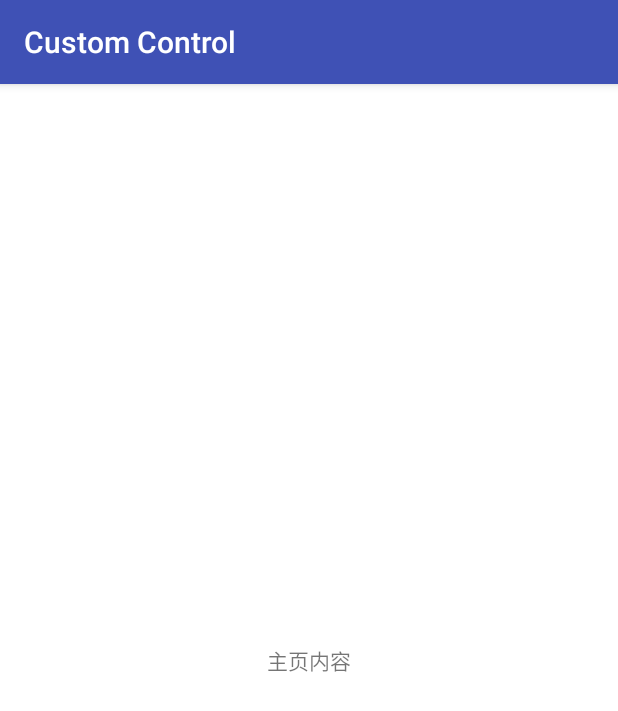
After one commit to xuchengpu/CustomControl, an Android app: the KuGouActivity screen opened directly, with no data from a screen before it, on a phone screen of 412 x 824 dp. The commit adds this screen. Shown: the top 711 px of the screen. Run offline under Robolectric (Android 15) with nearby library versions, the light colour scheme and no system bars.

Commit message:
仿酷狗音乐界面

```diff
--- a/app/src/main/AndroidManifest.xml
+++ b/app/src/main/AndroidManifest.xml
@@ -24,7 +24,8 @@
         <activity android:name=".activitys.IndexActivity" />
         <activity android:name=".activitys.SudokuActivity" />
         <activity android:name=".activitys.FlowlayoutActivity" />
-        <activity android:name=".activitys.TouchActivity"></activity>
+        <activity android:name=".activitys.TouchActivity" />
+        <activity android:name=".activitys.KuGouActivity"></activity>
     </application>
 
 </manifest>
--- /dev/null
+++ b/app/src/main/java/com/xuchengpu/customcontrol/activitys/KuGouActivity.java
@@ -0,0 +1,15 @@
+package com.xuchengpu.customcontrol.activitys;
+
+import android.os.Bundle;
+import android.support.v7.app.AppCompatActivity;
+
+import com.xuchengpu.customcontrol.R;
+
+public class KuGouActivity extends AppCompatActivity {
+
+    @Override
+    protected void onCreate(Bundle savedInstanceState) {
+        super.onCreate(savedInstanceState);
+        setContentView(R.layout.activity_ku_gou);
+    }
+}
--- a/app/src/main/java/com/xuchengpu/customcontrol/wiget/Flowlayout.java
+++ b/app/src/main/java/com/xuchengpu/customcontrol/wiget/Flowlayout.java
@@ -40,7 +40,6 @@ public class Flowlayout extends ViewGroup {
         int width = MeasureSpec.getSize(widthMeasureSpec);//包含padding
         int height = 0;
         int maxHeight = 0;
-
 
         List<View> lineViews = new ArrayList<>();//用来装每行的子view的集合
         groups.clear();//因为onmeasure方法不止调用一次
--- /dev/null
+++ b/app/src/main/java/com/xuchengpu/customcontrol/wiget/KuGouView.java
@@ -0,0 +1,205 @@
+package com.xuchengpu.customcontrol.wiget;
+
+import android.content.Context;
+import android.content.res.TypedArray;
+import android.util.AttributeSet;
+import android.util.DisplayMetrics;
+import android.util.Log;
+import android.util.TypedValue;
+import android.view.GestureDetector;
+import android.view.MotionEvent;
+import android.view.View;
+import android.view.ViewGroup;
+import android.view.WindowManager;
+import android.widget.HorizontalScrollView;
+
+import com.xuchengpu.customcontrol.R;
+
+
+/**
+ * Created by 许成谱 on 2018/4/9 10:32.
+ * qq:1550540124
+ * 热爱生活每一天！
+ */
+
+public class KuGouView extends HorizontalScrollView {
+
+    private int menuRightMargin;//自定义属性，用来设置菜单栏的宽度
+    private View menuView;//菜单栏view
+    private View contentView;//主页内容view
+    private GestureDetector gestureDetector;//手势识别器，用于处理快速滑动
+    private boolean menuIsOpen=false;//用于判断菜单是否关闭
+    private boolean isIntercept;
+    private ViewGroup.LayoutParams contentParams;
+
+
+    public KuGouView(Context context) {
+        this(context,null);
+    }
+
+    public KuGouView(Context context, AttributeSet attrs) {
+        this(context, attrs,0);
+    }
+
+    public KuGouView(Context context, AttributeSet attrs, int defStyleAttr) {
+        super(context, attrs, defStyleAttr);
+        TypedArray array = context.obtainStyledAttributes(attrs, R.styleable.KuGouView);
+        menuRightMargin = array.getDimensionPixelSize(R.styleable.KuGouView_MenuRightMargin, dp2px(20));
+        array.recycle();
+        gestureDetector=new GestureDetector(context,new MyGestureListener());//第一步
+    }
+
+
+
+    private int dp2px(int dp) {
+        return (int) TypedValue.applyDimension(TypedValue.COMPLEX_UNIT_DIP,dp,getResources().getDisplayMetrics());
+    }
+
+    //1、布局错乱。由于在xml中指定的是match等，没有确切的值，此处在布局实例加载完毕后需要指定宽度，方便后边的 super.onLayout(changed, l, t, r, b)布置
+
+    /**
+     * 该方法在布局实例加载完成(xml解析完毕)时回调，在onlayout()之前.
+     */
+    @Override
+    protected void onFinishInflate() {
+        super.onFinishInflate();
+        ViewGroup viewGroup = (ViewGroup) getChildAt(0);//得到HorizontalScrollView的直接子孩子linearlayout
+        int childCount = viewGroup.getChildCount();
+        if(childCount>2) {
+            throw  new RuntimeException("只能放置两个子布局");
+        }
+        //宽度设置给menuView
+        menuView = viewGroup.getChildAt(0);//菜单栏view
+        ViewGroup.LayoutParams menuParams = menuView.getLayoutParams();
+        menuParams.width=getScreenWidth()-menuRightMargin;
+        menuView.setLayoutParams(menuParams);//7.0以上手机必须要加这个方法
+        //宽度设置给contentView
+        contentView = viewGroup.getChildAt(1);//内容栏view
+        contentParams = contentView.getLayoutParams();
+        contentParams.width=getScreenWidth();
+        contentView.setLayoutParams(contentParams);
+
+    }
+
+    private int getScreenWidth() {//获取屏幕的参数
+
+        WindowManager manager = (WindowManager) getContext().getSystemService(Context.WINDOW_SERVICE);
+        DisplayMetrics displayMetrics = new DisplayMetrics();
+        manager.getDefaultDisplay().getMetrics(displayMetrics);
+        return displayMetrics.widthPixels;
+    }
+
+    @Override
+    protected void onLayout(boolean changed, int l, int t, int r, int b) {
+        super.onLayout(changed, l, t, r, b);
+        //2、自动滚动到contentview
+        scrollTo(getScreenWidth()-menuRightMargin,0);//这个方法只能在 super.onLayout(changed, l, t, r, b);调用，否则系统会根据测量到的结果在super中给它恢复到初始的样子
+    }
+
+    @Override
+    public boolean onInterceptTouchEvent(MotionEvent ev) {
+        isIntercept=false;
+        float x = ev.getX();
+        if(x>(getScreenWidth()-menuRightMargin)) {//超出菜单栏宽度时需要拦截
+            closeMenu();
+            isIntercept=true;
+            return true;//return 即拦截了事件不再给子类分发
+        }
+        return super.onInterceptTouchEvent(ev);
+    }
+
+    @Override
+    public boolean onTouchEvent(MotionEvent ev) {
+        if(isIntercept) {//拦截后会将事件传递给本层的onTouchEvent，为避免冲突，此处需要拦截
+            return true;
+        }
+
+       if(gestureDetector.onTouchEvent(ev)) {//第二步：将事件传递给gestureDetector 第五步：该返回值是从MyGestureListener.onFling()中返回来的
+           return  true;//第六步：事件已经传递给了MyGestureListener.onFling(),已经执行打开或者关闭菜单操作了。后边再执行或有可能up中执行相反操作，所以需要拦截
+       }
+
+        //3、处理手指抬起自动回弹效果
+        if(ev.getAction()==MotionEvent.ACTION_UP) {
+            if(getScrollX()>menuView.getMeasuredWidth()/2) {
+                //关闭菜单
+                closeMenu();
+            }else{
+                //打开菜单
+                openMenu();
+            }
+            return true;//super里又发出了一个相反的命令，所以需要屏蔽
+        }
+        return super.onTouchEvent(ev);
+    }
+
+    private void openMenu() {
+        smoothScrollTo(0,0);//带有动画的移动，由父类提供
+        menuIsOpen=true;
+    }
+
+    private void closeMenu() {
+        smoothScrollTo(menuView.getMeasuredWidth(),0);
+        menuIsOpen=false;
+    }
+    //4、根据滑动距离，处理缩放，透明度等
+
+    /**
+     * 滑动的回调，由父类提供
+     * @param l
+     * @param t
+     * @param oldl
+     * @param oldt
+     */
+    @Override
+    protected void onScrollChanged(int l, int t, int oldl, int oldt) {
+        super.onScrollChanged(l, t, oldl, oldt);
+        //求出缩放系数0-->1
+        float scale = 1f*l / menuView.getMeasuredWidth();
+
+        //contentview的缩放
+        float rightScale = (float) (0.7f + scale * 0.3);
+        contentView.setPivotX(0);//移动缩放中心点
+        contentView.setPivotY(contentView.getMeasuredHeight()/2);
+        contentView.setScaleX(rightScale);//X轴缩放
+        contentView.setScaleY(rightScale);
+
+        //menuview的缩放
+        // 透明度是 半透明到完全透明  0.5f - 1.0f
+        float leftAlpha = 0.5f + (1-scale)*0.5f;
+        // 缩放 0.7f - 1.0f
+        float leftScale = 0.7f + (1-scale)*0.3f;
+        menuView.setScaleY(leftScale);
+        menuView.setScaleX(leftScale);
+
+        menuView.setAlpha(leftAlpha);//设置透明度
+
+        menuView.setTranslationX((float) (l*0.2));//设置抽屉式效果，平移view
+        Log.e("TAG", "l=="+l);
+    }
+    //SimpleOnGestureListener是对OnGestureListener的一次包装，可简化我们需要实现的方法数，实际上从源码可以看到，它内部什么什么也没干，
+    // 我们需要实现什么具体功能需要重写对应的方法，好处就是我们重写所有的方法了，简洁
+    private class MyGestureListener extends GestureDetector.SimpleOnGestureListener {
+        @Override
+        public boolean onFling(MotionEvent e1, MotionEvent e2, float velocityX, float velocityY) {
+            //velocityX 沿着X轴的速度
+            Log.e("TAG", "velocityX=="+velocityX);
+            //手指往右滑动为正值
+            //手指往左滑动负值
+
+            if(menuIsOpen) {//菜单栏是打开状态
+                if(velocityX<0) {//手指往左滑动velocityX<0  第三步：根据菜单关闭状态执行相应的滑动方向判断
+                    closeMenu();//关闭菜单
+                    return true;// 第四步：提供给gestureDetector.onTouchEvent(ev),作为他的返回值，在view的onTouchEvent中使用
+                }
+
+            }else{//菜单栏是关闭状态
+                if(velocityX>0) {//手指往右滑动，velocityX>0
+                    openMenu();
+                    return true;//提供给gestureDetector.onTouchEvent(ev),作为他的返回值，在view的onTouchEvent中使用
+                }
+            }
+
+            return super.onFling(e1, e2, velocityX, velocityY);
+        }
+    }
+}
--- a/app/src/main/java/com/xuchengpu/customcontrol/wiget/TouchView.java
+++ b/app/src/main/java/com/xuchengpu/customcontrol/wiget/TouchView.java
@@ -28,14 +28,17 @@ public class TouchView extends View {
 
     @Override
     public boolean onTouchEvent(MotionEvent event) {
-        Log.e("TAG", "onTouchEvent-->"+event.getAction());
+        Log.e("TAG", "View.onTouchEvent-->"+event.getAction());
         return super.onTouchEvent(event);
+//        return true;
+//        return false;
     }
 
     @Override
     public boolean dispatchTouchEvent(MotionEvent event) {
 //        super.dispatchTouchEvent(event);
 //        return true;
+        Log.e("TAG", "View.dispatchTouchEvent-->"+event.getAction());
         return super.dispatchTouchEvent(event);
     }
 }
--- /dev/null
+++ b/app/src/main/res/layout/activity_ku_gou.xml
@@ -0,0 +1,22 @@
+<?xml version="1.0" encoding="utf-8"?>
+<com.xuchengpu.customcontrol.wiget.KuGouView xmlns:android="http://schemas.android.com/apk/res/android"
+    xmlns:app="http://schemas.android.com/apk/res-auto"
+    xmlns:tools="http://schemas.android.com/tools"
+    android:id="@+id/kg_view"
+    android:layout_width="match_parent"
+    android:layout_height="match_parent"
+    app:MenuRightMargin="62dp"
+    android:background="@drawable/home_menu_bg"
+    tools:context="com.xuchengpu.customcontrol.activitys.KuGouActivity">
+
+    <LinearLayout
+        android:orientation="horizontal"
+        android:layout_width="match_parent"
+        android:layout_height="match_parent">
+
+        <include layout="@layout/layout_home_menu" />
+
+        <include layout="@layout/layout_home_content" />
+    </LinearLayout>
+
+</com.xuchengpu.customcontrol.wiget.KuGouView>
--- /dev/null
+++ b/app/src/main/res/layout/layout_home_content.xml
@@ -0,0 +1,15 @@
+<RelativeLayout xmlns:android="http://schemas.android.com/apk/res/android"
+    xmlns:app="http://schemas.android.com/apk/res-auto"
+    android:layout_width="match_parent"
+    android:layout_height="match_parent"
+    android:background="#FFFFFF"
+    android:orientation="vertical">
+
+
+    <TextView
+        android:layout_width="wrap_content"
+        android:layout_centerInParent="true"
+        android:text="主页内容"
+        android:layout_height="wrap_content" />
+
+</RelativeLayout>
--- a/app/src/main/res/values/attrs.xml
+++ b/app/src/main/res/values/attrs.xml
@@ -47,4 +47,7 @@
         <attr name="foregroundbitmap" format="reference" />
         <attr name="count" format="integer" />
     </declare-styleable>
+    <declare-styleable name="KuGouView">
+        <attr name="MenuRightMargin" format="dimension" />
+    </declare-styleable>
 </resources>
--- a/settings.gradle
+++ b/settings.gradle
@@ -1 +1 @@
-include ':app'
+include ':app', ':app12'
```
Also changed, not shown: app/src/main/java/com/xuchengpu/customcontrol/activitys/MainActivity.java (+6 -1 lines), app/src/main/java/com/xuchengpu/customcontrol/activitys/TouchActivity.java (+21 -2 lines), app/src/main/java/com/xuchengpu/customcontrol/wiget/TouchViewGroup.java (added, +47 -0 lines), app/src/main/res/layout/activity_main.xml (+9 -0 lines), app/src/main/res/layout/activity_touch.xml (+19 -5 lines), app/src/main/res/layout/layout_home_menu.xml (added, +88 -0 lines), app/src/main/res/drawable-xxhdpi/home_close_menu.png (added), app/src/main/res/drawable-xxhdpi/home_menu_bg.png (added), app/src/main/res/drawable-xxhdpi/home_menu_setting.png (added), app/src/main/res/drawable-xxhdpi/morentouxiang.png (added), app/src/main/res/drawable-xxhdpi/user_write_paint.png (added).
